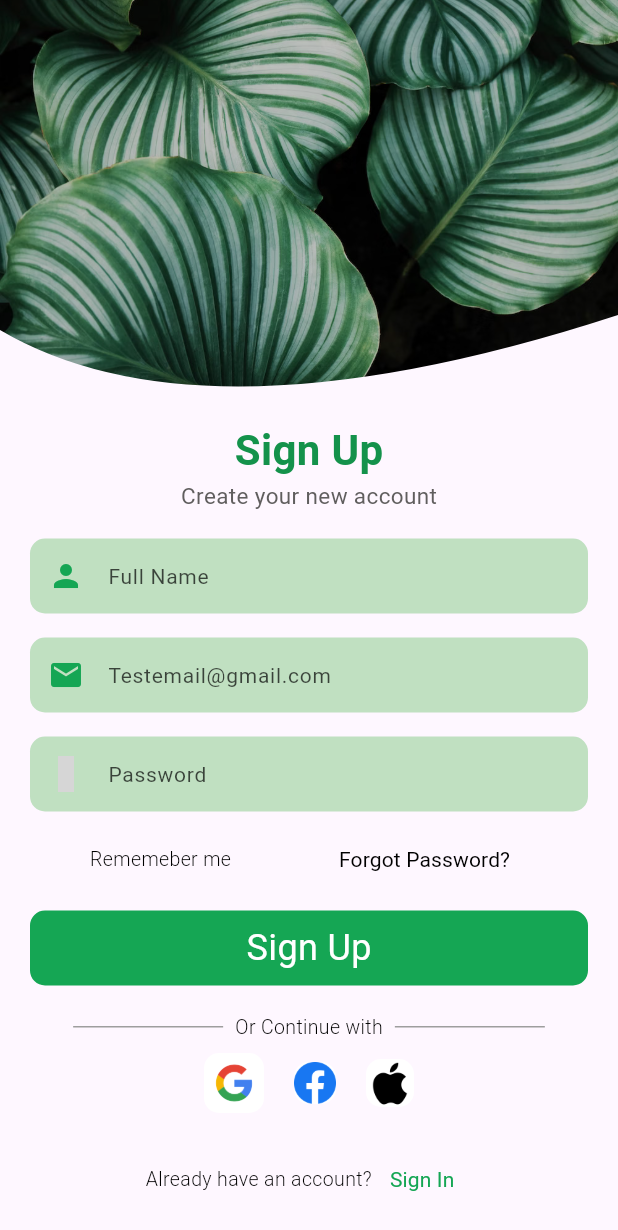
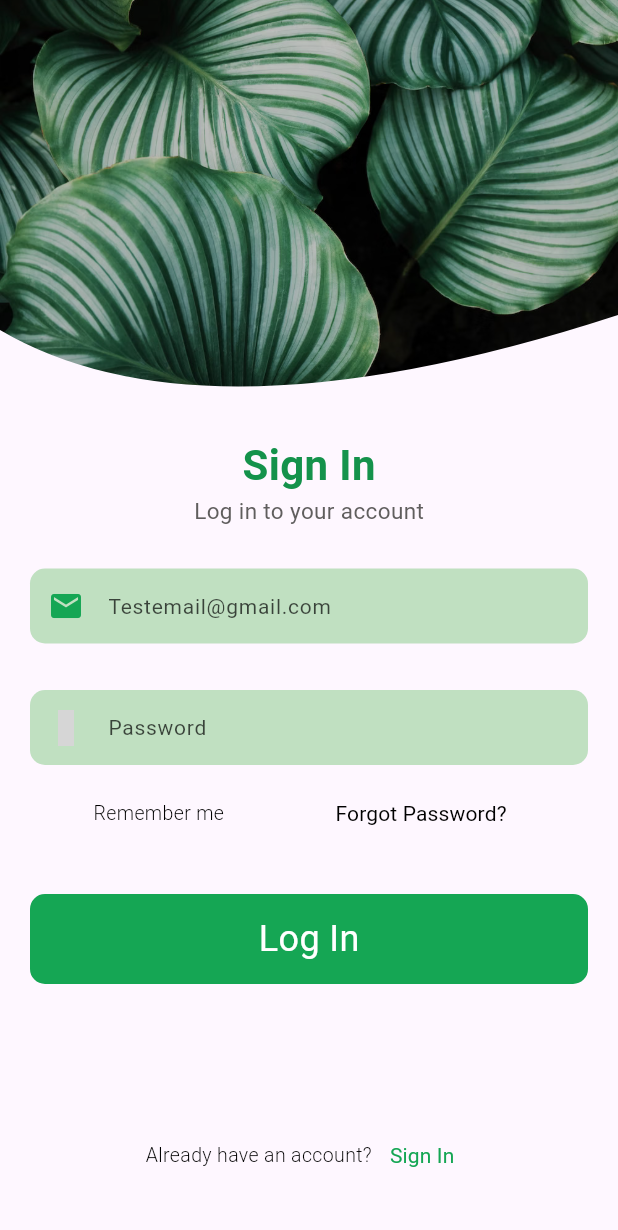
Before and after one commit to DivyankSisodia/PlantApp, a Flutter app: the SignInScreen screen opened directly, on a phone screen of 412 x 824 dp. Shown: the top 1230 px of the screen. Run offline on Flutter 3.47's test engine with Material 3 defaults, Android fonts, the phone set to English and light mode, and no system bars; our stand-ins replace gap, google_fonts, iconsax, smooth_page_indicator; Roboto replaces fonts that are missing (Ubuntu); grey boxes are pictures that could not be loaded.

Commit message:
file structuring and code refactor

```diff
--- a/lib/main.dart
+++ b/lib/main.dart
@@ -1,7 +1,6 @@
 import 'package:flutter/material.dart';
-import 'package:plantapp/screens/onboarding_screen/on_boarding_screen.dart';
 
-import 'screens/Auth/sign_in_screen.dart';
+import 'view/sign_up_view.dart';
 
 void main() {
   runApp(const MyApp());
@@ -20,7 +19,7 @@ class MyApp extends StatelessWidget {
         useMaterial3: true,
       ),
       debugShowCheckedModeBanner: false,
-      home: const OnBoardingPage(),
+      home: const SignUpScreen(),
     );
   }
 }
--- a/lib/screens/Auth/Sign_in_screen.dart
+++ /dev/null
@@ -1,215 +0,0 @@
-import 'package:flutter/material.dart';
-import 'package:gap/gap.dart';
-import 'package:google_fonts/google_fonts.dart';
-import 'package:iconsax/iconsax.dart';
-import 'package:plantapp/constants/app_theme.dart';
-import 'package:plantapp/widgets/Custom_Clipper.dart';
-import 'package:plantapp/widgets/buttons_widget.dart';
-
-import '../../widgets/text_field.dart';
-
-class SignInScreen extends StatelessWidget {
-  const SignInScreen({super.key});
-
-  @override
-  Widget build(BuildContext context) {
-    return Scaffold(
-      body: Column(
-        children: [
-          ClipPath(
-            clipper: CustomClip(),
-            child: Container(
-              width: double.infinity,
-              height: 270,
-              decoration: BoxDecoration(
-                image: DecorationImage(
-                  image: const AssetImage('assets/images/plant_signIn.jpg'),
-                  fit: BoxFit.cover,
-                  // opacity: 0.9,
-                  colorFilter: ColorFilter.mode(
-                    Colors.black.withOpacity(0.2),
-                    BlendMode.darken,
-                  ),
-                ),
-              ),
-            ),
-          ),
-          const Gap(10),
-          Column(
-            children: [
-              Text(
-                "Sign Up",
-                style: GoogleFonts.ubuntu(
-                  textStyle: AppTheme.signUpTitle,
-                  fontWeight: FontWeight.w700,
-                  fontSize: 28,
-                ),
-              ),
-              Text(
-                "Create your new account",
-                style: GoogleFonts.ubuntu(
-                    textStyle: AppTheme.smallTextTitle,
-                    fontWeight: FontWeight.w400),
-              ),
-            ],
-          ),
-          const Gap(10),
-          const TextFieldWidget(
-            title: "Full Name",
-            icon: Icons.person,
-          ),
-          const TextFieldWidget(
-            title: "Testemail@gmail.com",
-            icon: Icons.mail,
-          ),
-          const TextFieldWidget(
-            title: "Password",
-            icon: Iconsax.password_check,
-          ),
-          Row(
-            mainAxisAlignment: MainAxisAlignment.spaceEvenly,
-            children: [
-              Text(
-                'Rememeber me',
-                style: GoogleFonts.ubuntu(
-                  textStyle: AppTheme.smallTextMisc,
-                  fontWeight: FontWeight.w300,
-                  fontSize: 13,
-                ),
-              ),
-              TextButton(
-                onPressed: () {},
-                child: Text(
-                  'Forgot Password?',
-                  style: GoogleFonts.ubuntu(
-                    textStyle: AppTheme.smallTextMisc,
-                    fontWeight: FontWeight.w400,
-                    fontSize: 14,
-                  ),
-                ),
-              ),
-            ],
-          ),
-          const ButtonsWidget(
-            btnheight: 50,
-            title: 'Sign Up',
-            borderColor: primaryColor,
-            textColor: Colors.white,
-            buttonColor: primaryColor,
-          ),
-          Row(
-            mainAxisAlignment: MainAxisAlignment.center,
-            children: [
-              Container(
-                height: 1, // Adjust the height of the divider line
-                width: 100, // Adjust the width of the divider line
-                color: Colors.grey, // Adjust the color of the divider line
-              ),
-              Padding(
-                padding: const EdgeInsets.all(8.0),
-                child: Text(
-                  'Or Continue with',
-                  style: GoogleFonts.ubuntu(
-                    textStyle: AppTheme.smallTextMisc,
-                    fontWeight: FontWeight.w300,
-                    fontSize: 13,
-                  ),
-                ),
-              ),
-              Container(
-                height: 1, // Adjust the height of the divider line
-                width: 100, // Adjust the width of the divider line
-                color: Colors.grey, // Adjust the color of the divider line
-              ),
-            ],
-          ),
-          Row(
-            mainAxisAlignment: MainAxisAlignment.center,
-            crossAxisAlignment: CrossAxisAlignment.center,
-            children: [
-              Padding(
-                padding: const EdgeInsets.symmetric(horizontal: 10.0),
-                child: Container(
-                  height: 40,
-                  width: 40,
-                  decoration: BoxDecoration(
-                    color: Colors.white,
-                    borderRadius: BorderRadius.circular(10),
-                  ),
-                  child: Image.asset(
-                    'assets/images/7123025_logo_google_g_icon.png',
-                    height: 40,
-                  ),
-                ),
-              ),
-              Padding(
-                padding: const EdgeInsets.symmetric(horizontal: 10.0),
-                child: Container(
-                  height: 28,
-                  width: 28,
-                  decoration: BoxDecoration(
-                    color: Colors.white,
-                    borderRadius: BorderRadius.circular(10),
-                  ),
-                  child: Image.asset(
-                    'assets/images/5296499_fb_facebook_facebook logo_icon.png',
-                    height: 30,
-                  ),
-                ),
-              ),
-              Padding(
-                padding: const EdgeInsets.symmetric(horizontal: 10.0),
-                child: Container(
-                  height: 32,
-                  width: 32,
-                  decoration: BoxDecoration(
-                    color: Colors.white,
-                    borderRadius: BorderRadius.circular(10),
-                  ),
-                  child: Image.asset(
-                    'assets/images/104490_apple_icon.png',
-                    height: 30,
-                  ),
-                ),
-              ),
-            ],
-          ),
-          const Gap(20),
-          Align(
-            alignment: Alignment.bottomCenter,
-            child: Padding(
-              padding: const EdgeInsets.only(bottom: 20.0),
-              child: Row(
-                mainAxisAlignment: MainAxisAlignment.center,
-                children: [
-                  Text(
-                    'Already have an account?',
-                    style: GoogleFonts.ubuntu(
-                      textStyle: AppTheme.smallTextMisc,
-                      fontWeight: FontWeight.w300,
-                      fontSize: 13,
-                    ),
-                  ),
-                  TextButton(
-                    onPressed: () {
-                      Navigator.pop(context);
-                    },
-                    child: Text(
-                      'Sign In',
-                      style: GoogleFonts.ubuntu(
-                        textStyle: AppTheme.smallTextMisc,
-                        fontWeight: FontWeight.w400,
-                        fontSize: 14,
-                        color: primaryColor,
-                      ),
-                    ),
-                  ),
-                ],
-              ),
-            ),
-          )
-        ],
-      ),
-    );
-  }
-}
--- /dev/null
+++ b/lib/screens/Auth/common/bottom_text.dart
@@ -0,0 +1,51 @@
+import 'package:flutter/material.dart';
+import 'package:google_fonts/google_fonts.dart';
+
+import '../../../constants/app_theme.dart';
+
+class BottomText extends StatelessWidget {
+  const BottomText({
+    super.key,
+    required this.firstText,
+    required this.secondText, required this.textBtnPressed,
+  });
+
+  final String firstText;
+  final String secondText;
+  final VoidCallback textBtnPressed;
+
+  @override
+  Widget build(BuildContext context) {
+    return Align(
+      alignment: Alignment.bottomCenter,
+      child: Padding(
+        padding: const EdgeInsets.only(bottom: 20.0),
+        child: Row(
+          mainAxisAlignment: MainAxisAlignment.center,
+          children: [
+            Text(
+              firstText,
+              style: GoogleFonts.ubuntu(
+                textStyle: AppTheme.smallTextMisc,
+                fontWeight: FontWeight.w300,
+                fontSize: 13,
+              ),
+            ),
+            TextButton(
+              onPressed: textBtnPressed,
+              child: Text(
+                secondText,
+                style: GoogleFonts.ubuntu(
+                  textStyle: AppTheme.smallTextMisc,
+                  fontWeight: FontWeight.w400,
+                  fontSize: 14,
+                  color: primaryColor,
+                ),
+              ),
+            ),
+          ],
+        ),
+      ),
+    );
+  }
+}
--- /dev/null
+++ b/lib/screens/Auth/common/heading.dart
@@ -0,0 +1,34 @@
+import 'package:flutter/material.dart';
+import 'package:google_fonts/google_fonts.dart';
+
+import '../../../constants/app_theme.dart';
+
+class RegistrationHeading extends StatelessWidget {
+  const RegistrationHeading({
+    super.key, required this.title, required this.subTitle,
+  });
+
+  final String title;
+  final String subTitle;
+
+  @override
+  Widget build(BuildContext context) {
+    return Column(
+      children: [
+        Text(
+          title,
+          style: GoogleFonts.ubuntu(
+            textStyle: AppTheme.signUpTitle,
+            fontWeight: FontWeight.w700,
+            fontSize: 28,
+          ),
+        ),
+        Text(
+          subTitle,
+          style: GoogleFonts.ubuntu(
+              textStyle: AppTheme.smallTextTitle, fontWeight: FontWeight.w400),
+        ),
+      ],
+    );
+  }
+}
--- a/lib/screens/onboarding_screen/on_boarding_screen.dart
+++ b/lib/view/on_boarding_screen.dart
@@ -4,7 +4,7 @@ import 'package:plantapp/screens/onboarding_screen/item_three.dart';
 import 'package:plantapp/screens/onboarding_screen/item_two.dart';
 import 'package:smooth_page_indicator/smooth_page_indicator.dart';
 
-import '../../view/registration.dart';
+import 'registration.dart';
 
 class OnBoardingPage extends StatefulWidget {
   const OnBoardingPage({super.key});
--- a/lib/view/registration.dart
+++ b/lib/view/registration.dart
@@ -3,7 +3,7 @@ import 'package:gap/gap.dart';
 import 'package:google_fonts/google_fonts.dart';
 import 'package:plantapp/constants/app_theme.dart';
 
-import '../screens/Auth/sign_in_screen.dart';
+import 'sign_up_view.dart';
 import '../widgets/buttons_widget.dart';
 
 class RegistrationScreen extends StatelessWidget {
@@ -35,7 +35,7 @@ class RegistrationScreen extends StatelessWidget {
                     Navigator.push(
                       context,
                       MaterialPageRoute(
-                        builder: (context) => const SignInScreen(),
+                        builder: (context) => const SignUpScreen(),
                       ),
                     );
                   },
--- /dev/null
+++ b/lib/view/sign_in_view.dart
@@ -0,0 +1,82 @@
+import 'package:flutter/material.dart';
+import 'package:gap/gap.dart';
+import 'package:google_fonts/google_fonts.dart';
+import 'package:iconsax/iconsax.dart';
+import 'package:plantapp/constants/app_theme.dart';
+import 'package:plantapp/screens/Auth/common/bottom_text.dart';
+import 'package:plantapp/screens/Auth/common/heading.dart';
+import 'package:plantapp/widgets/buttons_widget.dart';
+import 'package:plantapp/widgets/clipped_image.dart';
+
+import '../widgets/text_field.dart';
+
+class SignInScreen extends StatelessWidget {
+  const SignInScreen({super.key});
+
+  @override
+  Widget build(BuildContext context) {
+    return Scaffold(
+      body: SingleChildScrollView(
+        // Wrap your Column with SingleChildScrollView
+        child: Column(
+          children: [
+            const ClippedImage(),
+            const Gap(20),
+            const RegistrationHeading(
+              title: 'Sign In',
+              subTitle: 'Log in to your account',
+            ),
+            const Gap(20),
+            const TextFieldWidget(
+              title: "Testemail@gmail.com",
+              icon: Icons.mail,
+            ),
+            Gap(15),
+            const TextFieldWidget(
+              title: "Password",
+              icon: Iconsax.password_check,
+            ),
+            Row(
+              mainAxisAlignment: MainAxisAlignment.spaceEvenly,
+              children: [
+                Text(
+                  'Remember me',
+                  style: GoogleFonts.ubuntu(
+                    textStyle: AppTheme.smallTextMisc,
+                    fontWeight: FontWeight.w300,
+                    fontSize: 13,
+                  ),
+                ),
+                TextButton(
+                  onPressed: () {},
+                  child: Text(
+                    'Forgot Password?',
+                    style: GoogleFonts.ubuntu(
+                      textStyle: AppTheme.smallTextMisc,
+                      fontWeight: FontWeight.w400,
+                      fontSize: 14,
+                    ),
+                  ),
+                ),
+              ],
+            ),
+            const Gap(20),
+            const ButtonsWidget(
+              btnheight: 60,
+              title: 'Log In',
+              borderColor: primaryColor,
+              textColor: Colors.white,
+              buttonColor: primaryColor,
+            ),
+            const Gap(80),
+            BottomText(
+              firstText: 'Already have an account?',
+              secondText: 'Sign In',
+              textBtnPressed: () {},
+            )
+          ],
+        ),
+      ),
+    );
+  }
+}
--- /dev/null
+++ b/lib/widgets/clipped_image.dart
@@ -0,0 +1,30 @@
+import 'package:flutter/material.dart';
+import 'package:plantapp/widgets/custom_clipper.dart';
+
+class ClippedImage extends StatelessWidget {
+  const ClippedImage({
+    super.key,
+  });
+
+  @override
+  Widget build(BuildContext context) {
+    return ClipPath(
+      clipper: CustomClip(),
+      child: Container(
+        width: double.infinity,
+        height: 270,
+        decoration: BoxDecoration(
+          image: DecorationImage(
+            image: const AssetImage('assets/images/plant_signIn.jpg'),
+            fit: BoxFit.cover,
+            // opacity: 0.9,
+            colorFilter: ColorFilter.mode(
+              Colors.black.withOpacity(0.2),
+              BlendMode.darken,
+            ),
+          ),
+        ),
+      ),
+    );
+  }
+}
```
Also changed, not shown: lib/screens/Auth/common/Social_media_btn.dart (added, +30 -0 lines), lib/view/sign_up_view.dart (added, +139 -0 lines).
